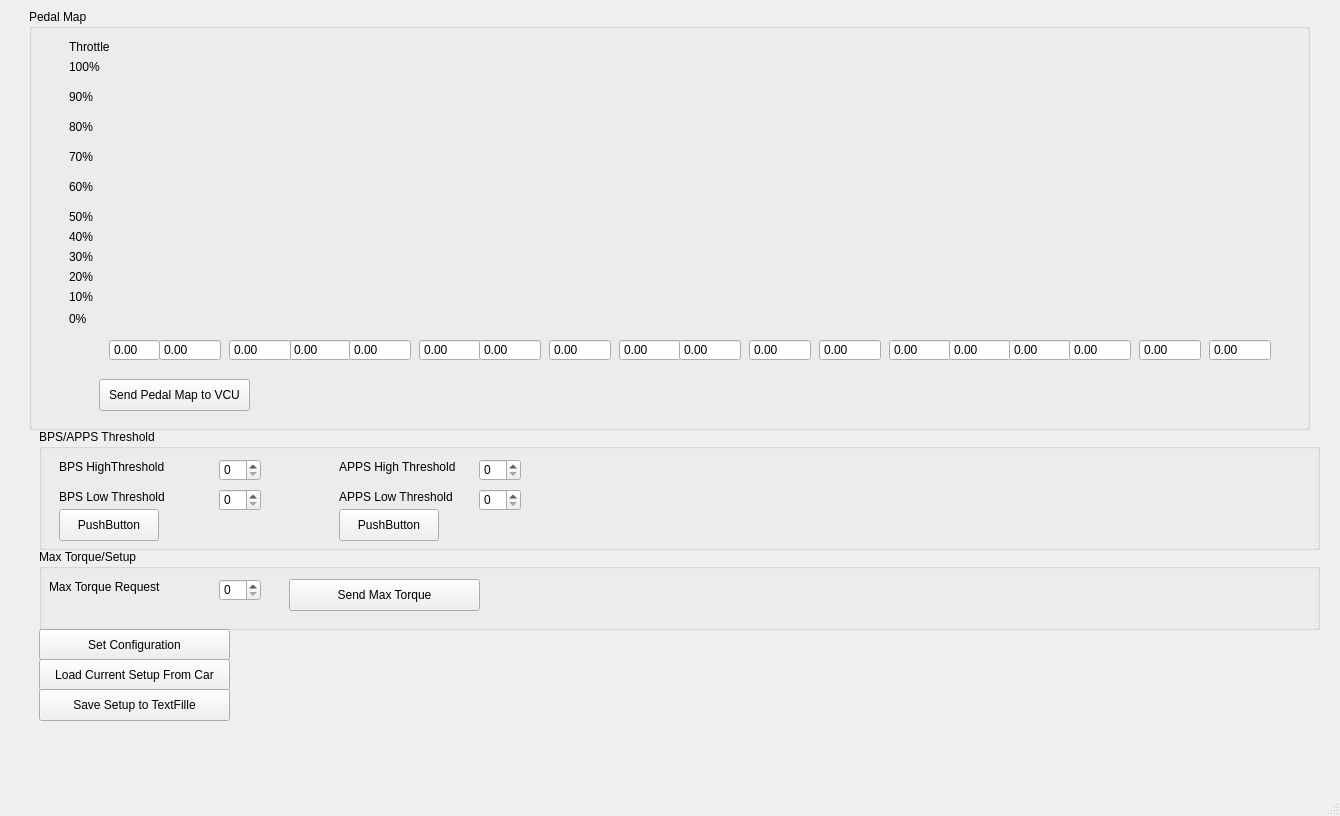
The window that ui/VCU.ui (ucsdtritonracing/grew) describes before a commit, drawn with Qt 5.
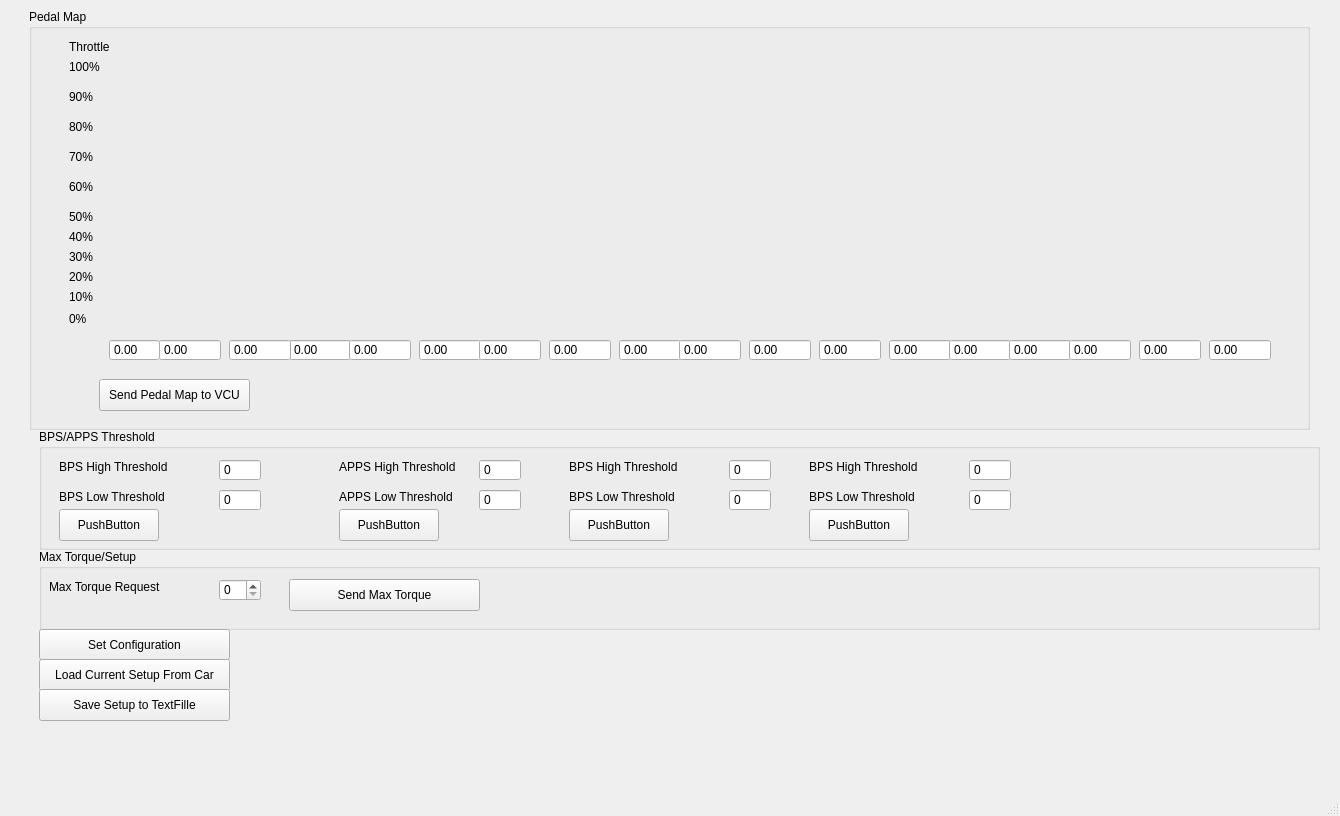
The same window after the commit. Custom widgets are drawn as their Qt base class.

Commit message: implement: send pedal mappings

Diff of the .ui file:
```diff
--- a/ui/VCU.ui
+++ b/ui/VCU.ui
@@ -494,7 +494,7 @@
           </rect>
          </property>
          <property name="text">
-          <string>BPS HighThreshold</string>
+          <string>BPS High Threshold</string>
          </property>
         </widget>
         <widget class="QLabel" name="label_15">
@@ -519,6 +519,9 @@
            <height>22</height>
           </rect>
          </property>
+         <property name="buttonSymbols">
+          <enum>QAbstractSpinBox::NoButtons</enum>
+         </property>
         </widget>
         <widget class="QSpinBox" name="spinBox_13">
          <property name="geometry">
@@ -529,6 +532,9 @@
            <height>22</height>
           </rect>
          </property>
+         <property name="buttonSymbols">
+          <enum>QAbstractSpinBox::NoButtons</enum>
+         </property>
         </widget>
         <widget class="QPushButton" name="pushButton_2">
          <property name="geometry">
@@ -591,6 +597,9 @@
            <height>22</height>
           </rect>
          </property>
+         <property name="buttonSymbols">
+          <enum>QAbstractSpinBox::NoButtons</enum>
+         </property>
         </widget>
         <widget class="QSpinBox" name="spinBox_16">
          <property name="geometry">
@@ -600,6 +609,139 @@
            <width>42</width>
            <height>22</height>
           </rect>
+         </property>
+         <property name="buttonSymbols">
+          <enum>QAbstractSpinBox::NoButtons</enum>
+         </property>
+        </widget>
+        <widget class="QSpinBox" name="spinBox_17">
+         <property name="geometry">
+          <rect>
+           <x>690</x>
+           <y>30</y>
+           <width>42</width>
+           <height>22</height>
+          </rect>
+         </property>
+         <property name="buttonSymbols">
+          <enum>QAbstractSpinBox::NoButtons</enum>
+         </property>
+        </widget>
+        <widget class="QLabel" name="label_19">
+         <property name="geometry">
+          <rect>
+           <x>530</x>
+           <y>60</y>
+           <width>121</width>
+           <height>16</height>
+          </rect>
+         </property>
+         <property name="text">
+          <string>BPS Low Threshold</string>
+         </property>
+        </widget>
+        <widget class="QSpinBox" name="spinBox_18">
+         <property name="geometry">
+          <rect>
+           <x>690</x>
+           <y>60</y>
+           <width>42</width>
+           <height>22</height>
+          </rect>
+         </property>
+         <property name="buttonSymbols">
+          <enum>QAbstractSpinBox::NoButtons</enum>
+         </property>
+        </widget>
+        <widget class="QPushButton" name="pushButton_8">
+         <property name="geometry">
+          <rect>
+           <x>530</x>
+           <y>80</y>
+           <width>100</width>
+           <height>32</height>
+          </rect>
+         </property>
+         <property name="text">
+          <string>PushButton</string>
+         </property>
+        </widget>
+        <widget class="QLabel" name="label_20">
+         <property name="geometry">
+          <rect>
+           <x>530</x>
+           <y>30</y>
+           <width>121</width>
+           <height>16</height>
+          </rect>
+         </property>
+         <property name="text">
+          <string>BPS High Threshold</string>
+         </property>
+        </widget>
+        <widget class="QSpinBox" name="spinBox_19">
+         <property name="geometry">
+          <rect>
+           <x>930</x>
+           <y>30</y>
+           <width>42</width>
+           <height>22</height>
+          </rect>
+         </property>
+         <property name="buttonSymbols">
+          <enum>QAbstractSpinBox::NoButtons</enum>
+         </property>
+        </widget>
+        <widget class="QLabel" name="label_21">
+         <property name="geometry">
+          <rect>
+           <x>770</x>
+           <y>60</y>
+           <width>121</width>
+           <height>16</height>
+          </rect>
+         </property>
+         <property name="text">
+          <string>BPS Low Threshold</string>
+         </property>
+        </widget>
+        <widget class="QSpinBox" name="spinBox_20">
+         <property name="geometry">
+          <rect>
+           <x>930</x>
+           <y>60</y>
+           <width>42</width>
+           <height>22</height>
+          </rect>
+         </property>
+         <property name="buttonSymbols">
+          <enum>QAbstractSpinBox::NoButtons</enum>
+         </property>
+        </widget>
+        <widget class="QPushButton" name="pushButton_9">
+         <property name="geometry">
+          <rect>
+           <x>770</x>
+           <y>80</y>
+           <width>100</width>
+           <height>32</height>
+          </rect>
+         </property>
+         <property name="text">
+          <string>PushButton</string>
+         </property>
+        </widget>
+        <widget class="QLabel" name="label_22">
+         <property name="geometry">
+          <rect>
+           <x>770</x>
+           <y>30</y>
+           <width>121</width>
+           <height>16</height>
+          </rect>
+         </property>
+         <property name="text">
+          <string>BPS High Threshold</string>
          </property>
         </widget>
        </widget>
```
Left out of the diff: 2 changed lines with no effect on the pictures. The commit also changes 2 other files.
